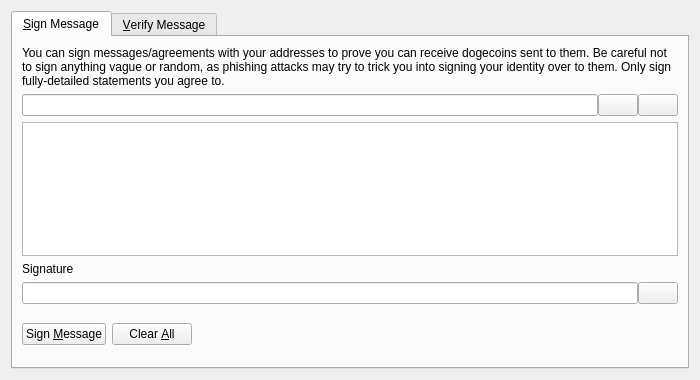
Before: the Qt Designer form src/qt/forms/signverifymessagedialog.ui in KaitoSawano/termucoin, drawn with Qt 5.
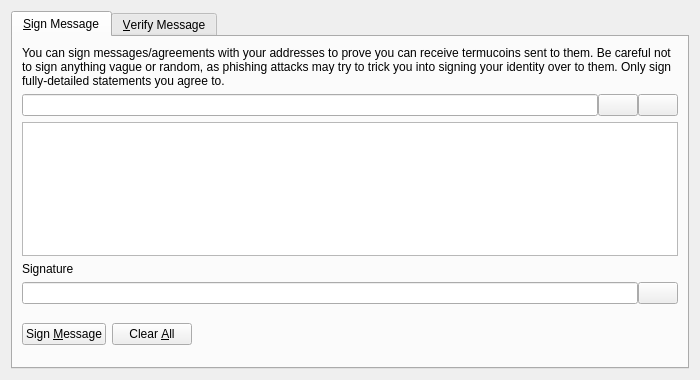
After: the same form once the commit is applied. Icons and pictures are not drawn. Custom widgets are drawn as their Qt base class.

Diff of the .ui file:
```diff
--- a/src/qt/forms/signverifymessagedialog.ui
+++ b/src/qt/forms/signverifymessagedialog.ui
@@ -30,7 +30,7 @@
        <item>
         <widget class="QLabel" name="infoLabel_SM">
          <property name="text">
-          <string>You can sign messages/agreements with your addresses to prove you can receive dogecoins sent to them. Be careful not to sign anything vague or random, as phishing attacks may try to trick you into signing your identity over to them. Only sign fully-detailed statements you agree to.</string>
+          <string>You can sign messages/agreements with your addresses to prove you can receive termucoins sent to them. Be careful not to sign anything vague or random, as phishing attacks may try to trick you into signing your identity over to them. Only sign fully-detailed statements you agree to.</string>
          </property>
          <property name="textFormat">
           <enum>Qt::PlainText</enum>
```
Left out of the diff: 8 changed lines with no effect on the pictures.
